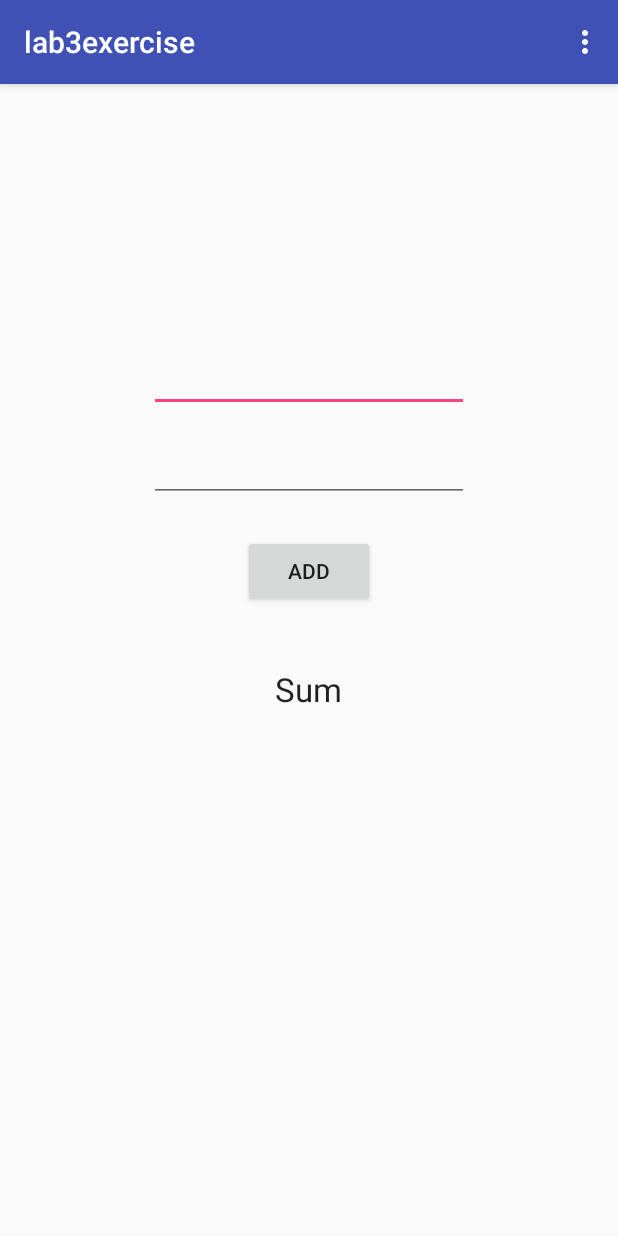
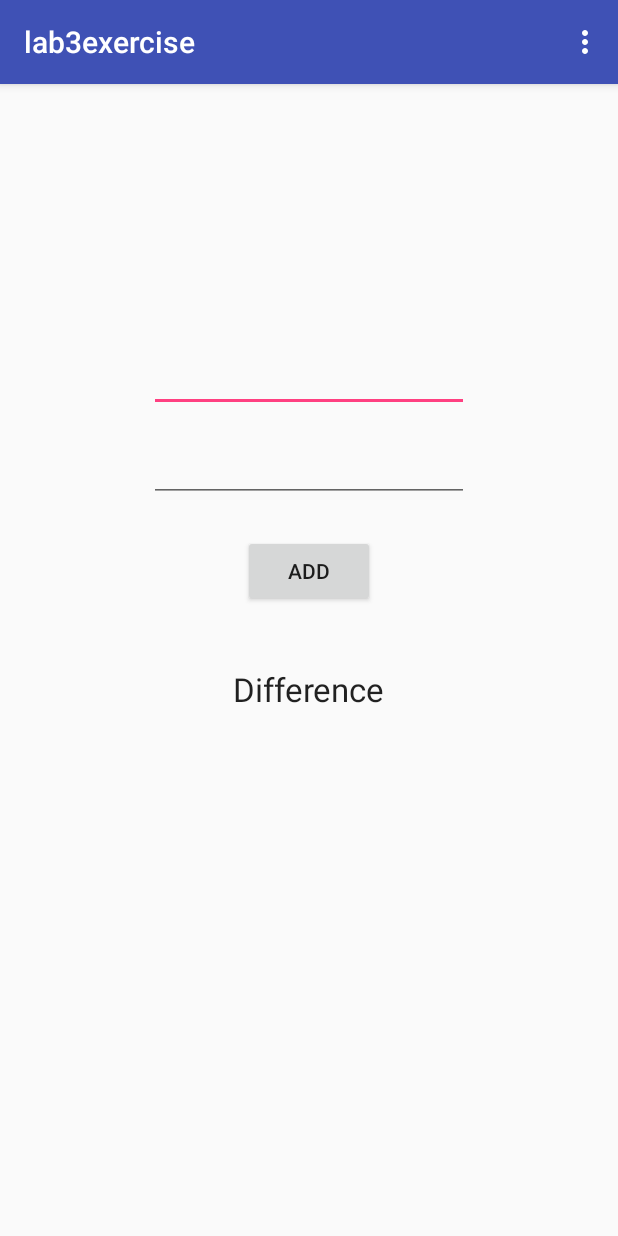
Before and after one commit to sharmainemanalo/lab3exercise, an Android app: the screen it shows after launch (MainActivity), on a phone screen of 412 x 824 dp. Run offline under Robolectric (Android 15) with nearby library versions, the phone set to English and light mode, and no system bars.

```diff
--- a/app/src/main/res/layout/content_main.xml
+++ b/app/src/main/res/layout/content_main.xml
@@ -46,7 +46,7 @@
         android:layout_width="wrap_content"
         android:layout_height="wrap_content"
         android:textAppearance="?android:attr/textAppearanceLarge"
-        android:text="Sum"
+        android:text="Difference"
         android:id="@+id/textView"
         android:layout_below="@+id/button"
         android:layout_centerHorizontal="true"
```
Also changed, not shown: app/src/main/java/com/example/sharmaine/lab3exercise/MainActivity.java (+6 -6 lines), 1 other file.
